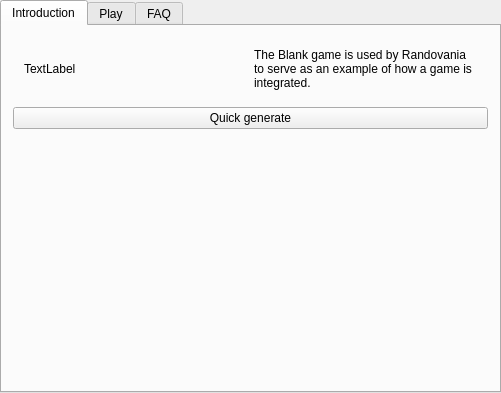
Before: the Qt Designer form randovania/gui/ui_files/games_tab_blank_widget.ui in randovania/randovania, drawn with Qt 5.
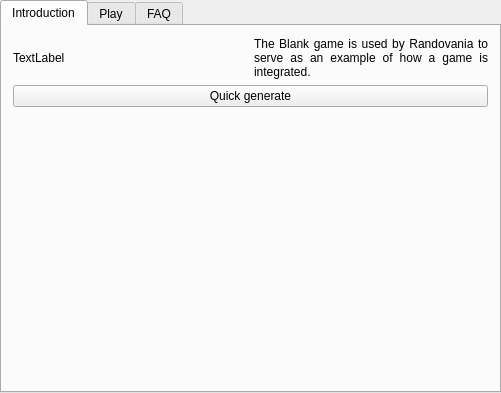
After: the same form once the commit is applied. Custom widgets are drawn as their Qt base class.

Commit message:
Adjustments to the game introduction
- Justify the introduction
- Replace horizontal widget with just a layout, improving size propagation and reducing borders

```diff
--- a/randovania/gui/ui_files/games_tab_blank_widget.ui
+++ b/randovania/gui/ui_files/games_tab_blank_widget.ui
@@ -19,14 +19,7 @@
    </attribute>
    <layout class="QVBoxLayout" name="intro_layout">
     <item>
-     <widget class="QWidget" name="horizontalWidget" native="true">
-      <property name="minimumSize">
-       <size>
-        <width>0</width>
-        <height>0</height>
-       </size>
-      </property>
-      <layout class="QHBoxLayout" name="horizontalLayout">
+     <layout class="QHBoxLayout" name="intro_cover_layout">
        <item>
         <widget class="QLabel" name="game_cover_label">
          <property name="text">
@@ -37,7 +30,7 @@
        <item>
         <widget class="QLabel" name="intro_label">
          <property name="text">
-          <string>&lt;html&gt;&lt;head/&gt;&lt;body&gt;&lt;p&gt;The Blank game is used by Randovania to serve as an example of how a game is integrated.&lt;/p&gt;&lt;/body&gt;&lt;/html&gt;</string>
+         <string>&lt;html&gt;&lt;head/&gt;&lt;body&gt;&lt;p align=&quot;justify&quot;&gt;The Blank game is used by Randovania to serve as an example of how a game is integrated.&lt;/p&gt;&lt;/body&gt;&lt;/html&gt;</string>
          </property>
          <property name="wordWrap">
           <bool>true</bool>
@@ -45,7 +38,6 @@
         </widget>
        </item>
       </layout>
-     </widget>
     </item>
     <item>
      <widget class="QPushButton" name="quick_generate_button">
```
Left out of the diff: 2 changed lines with no effect on the pictures. Lines whose indentation alone changed are shown as unchanged. The commit also changes 7 other files.
